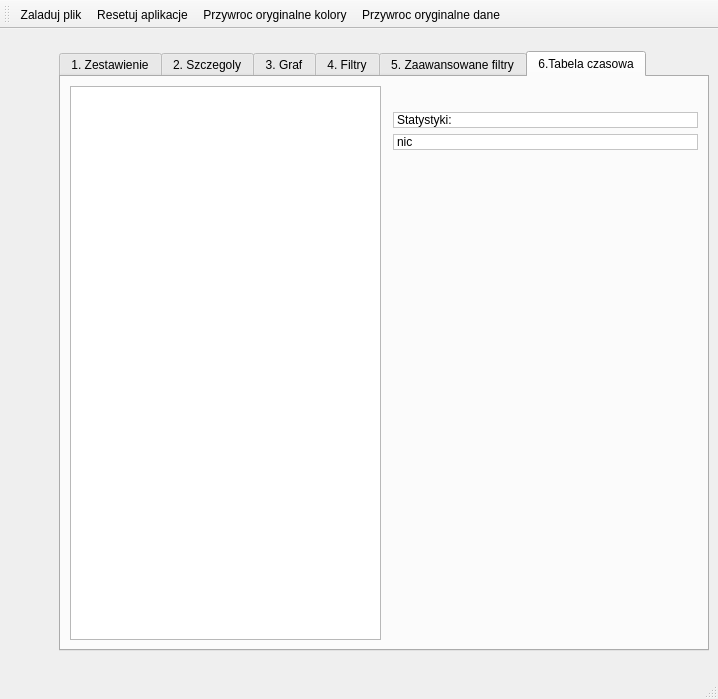
Qt form src/views/mainwindow.ui (mdziekon/eiti-aisdi-business-relations-analysis) before a commit.
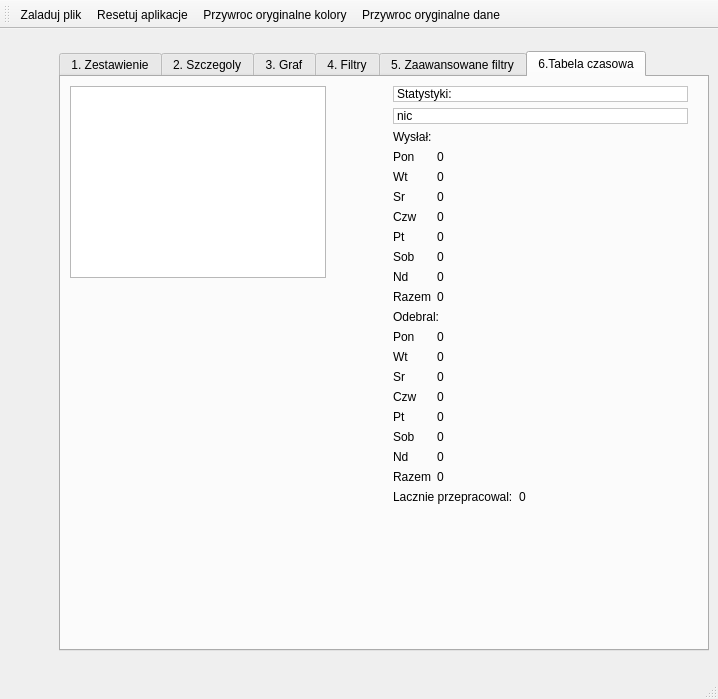
The same form after that commit. The open tabs and pages were chosen to show the change. Icons and pictures are not drawn.

Patch:
```diff
--- a/src/views/mainwindow.ui
+++ b/src/views/mainwindow.ui
@@ -690,64 +690,330 @@
      <attribute name="title">
       <string>6.Tabela czasowa</string>
      </attribute>
-     <layout class="QGridLayout" name="gridLayout_8">
-      <item row="0" column="0">
-       <widget class="QListWidget" name="listWidget_people"/>
-      </item>
-      <item row="0" column="1">
-       <layout class="QFormLayout" name="formLayout_personstatistic">
-        <property name="fieldGrowthPolicy">
-         <enum>QFormLayout::AllNonFixedFieldsGrow</enum>
-        </property>
-        <item row="0" column="0">
-         <spacer name="horizontalSpacer_3">
-          <property name="orientation">
-           <enum>Qt::Horizontal</enum>
-          </property>
-          <property name="sizeHint" stdset="0">
-           <size>
-            <width>0</width>
-            <height>20</height>
-           </size>
-          </property>
-         </spacer>
-        </item>
-        <item row="0" column="1">
-         <widget class="QLabel" name="label_emptylabel">
-          <property name="text">
-           <string/>
-          </property>
-         </widget>
-        </item>
-        <item row="2" column="1">
-         <widget class="QLabel" name="label_personfullname">
-          <property name="styleSheet">
-           <string notr="true">QLabel { background-color : white;}</string>
-          </property>
-          <property name="frameShape">
-           <enum>QFrame::StyledPanel</enum>
-          </property>
-          <property name="text">
-           <string>nic</string>
-          </property>
-         </widget>
-        </item>
-        <item row="1" column="1">
-         <widget class="QLabel" name="label_4">
-          <property name="styleSheet">
-           <string notr="true">QLabel { background-color : white;}</string>
-          </property>
-          <property name="frameShape">
-           <enum>QFrame::StyledPanel</enum>
-          </property>
-          <property name="text">
-           <string>Statystyki:</string>
-          </property>
-         </widget>
-        </item>
-       </layout>
-      </item>
-     </layout>
+     <widget class="QListWidget" name="listWidget_people">
+      <property name="geometry">
+       <rect>
+        <x>9</x>
+        <y>9</y>
+        <width>256</width>
+        <height>192</height>
+       </rect>
+      </property>
+     </widget>
+     <widget class="QWidget" name="">
+      <property name="geometry">
+       <rect>
+        <x>326</x>
+        <y>9</y>
+        <width>301</width>
+        <height>6889</height>
+       </rect>
+      </property>
+      <layout class="QFormLayout" name="formLayout_personstatistic">
+       <property name="fieldGrowthPolicy">
+        <enum>QFormLayout::AllNonFixedFieldsGrow</enum>
+       </property>
+       <item row="0" column="1">
+        <widget class="QLabel" name="label_4">
+         <property name="styleSheet">
+          <string notr="true">QLabel { background-color : white;}</string>
+         </property>
+         <property name="frameShape">
+          <enum>QFrame::StyledPanel</enum>
+         </property>
+         <property name="text">
+          <string>Statystyki:</string>
+         </property>
+        </widget>
+       </item>
+       <item row="1" column="1">
+        <widget class="QLabel" name="label_personfullname">
+         <property name="styleSheet">
+          <string notr="true">QLabel { background-color : white;}</string>
+         </property>
+         <property name="frameShape">
+          <enum>QFrame::StyledPanel</enum>
+         </property>
+         <property name="text">
+          <string>nic</string>
+         </property>
+        </widget>
+       </item>
+       <item row="2" column="1">
+        <widget class="QLabel" name="label_5">
+         <property name="text">
+          <string>Wysłał:</string>
+         </property>
+        </widget>
+       </item>
+       <item row="3" column="1">
+        <layout class="QFormLayout" name="formLayout_4">
+         <property name="topMargin">
+          <number>0</number>
+         </property>
+         <item row="0" column="0">
+          <widget class="QLabel" name="label_6">
+           <property name="text">
+            <string>Pon</string>
+           </property>
+          </widget>
+         </item>
+         <item row="0" column="1">
+          <widget class="QLabel" name="label_sendmon">
+           <property name="text">
+            <string>0</string>
+           </property>
+          </widget>
+         </item>
+         <item row="1" column="1">
+          <widget class="QLabel" name="label_sendtu">
+           <property name="text">
+            <string>0</string>
+           </property>
+          </widget>
+         </item>
+         <item row="1" column="0">
+          <widget class="QLabel" name="label_9">
+           <property name="text">
+            <string>Wt</string>
+           </property>
+          </widget>
+         </item>
+         <item row="2" column="0">
+          <widget class="QLabel" name="label_10">
+           <property name="text">
+            <string>Sr</string>
+           </property>
+          </widget>
+         </item>
+         <item row="2" column="1">
+          <widget class="QLabel" name="label_sendwe">
+           <property name="text">
+            <string>0</string>
+           </property>
+          </widget>
+         </item>
+         <item row="3" column="0">
+          <widget class="QLabel" name="label_12">
+           <property name="text">
+            <string>Czw</string>
+           </property>
+          </widget>
+         </item>
+         <item row="3" column="1">
+          <widget class="QLabel" name="label_sendthu">
+           <property name="text">
+            <string>0</string>
+           </property>
+          </widget>
+         </item>
+         <item row="5" column="0">
+          <widget class="QLabel" name="label_14">
+           <property name="text">
+            <string>Sob</string>
+           </property>
+          </widget>
+         </item>
+         <item row="5" column="1">
+          <widget class="QLabel" name="label_sendsat">
+           <property name="text">
+            <string>0</string>
+           </property>
+          </widget>
+         </item>
+         <item row="4" column="0">
+          <widget class="QLabel" name="label_16">
+           <property name="text">
+            <string>Pt</string>
+           </property>
+          </widget>
+         </item>
+         <item row="4" column="1">
+          <widget class="QLabel" name="label_sendfri">
+           <property name="text">
+            <string>0</string>
+           </property>
+          </widget>
+         </item>
+         <item row="6" column="0">
+          <widget class="QLabel" name="label_18">
+           <property name="text">
+            <string>Nd</string>
+           </property>
+          </widget>
+         </item>
+         <item row="6" column="1">
+          <widget class="QLabel" name="label_sendsan">
+           <property name="text">
+            <string>0</string>
+           </property>
+          </widget>
+         </item>
+         <item row="7" column="0">
+          <widget class="QLabel" name="label_8">
+           <property name="text">
+            <string>Razem</string>
+           </property>
+          </widget>
+         </item>
+         <item row="7" column="1">
+          <widget class="QLabel" name="label_sendall">
+           <property name="text">
+            <string>0</string>
+           </property>
+          </widget>
+         </item>
+        </layout>
+       </item>
+       <item row="4" column="1">
+        <widget class="QLabel" name="label_20">
+         <property name="text">
+          <string>Odebral:</string>
+         </property>
+        </widget>
+       </item>
+       <item row="5" column="1">
+        <layout class="QFormLayout" name="formLayout_5">
+         <property name="topMargin">
+          <number>0</number>
+         </property>
+         <item row="0" column="0">
+          <widget class="QLabel" name="label_7">
+           <property name="text">
+            <string>Pon</string>
+           </property>
+          </widget>
+         </item>
+         <item row="0" column="1">
+          <widget class="QLabel" name="label_recivemon">
+           <property name="text">
+            <string>0</string>
+           </property>
+          </widget>
+         </item>
+         <item row="1" column="0">
+          <widget class="QLabel" name="label_11">
+           <property name="text">
+            <string>Wt</string>
+           </property>
+          </widget>
+         </item>
+         <item row="1" column="1">
+          <widget class="QLabel" name="label_recivetu">
+           <property name="text">
+            <string>0</string>
+           </property>
+          </widget>
+         </item>
+         <item row="2" column="0">
+          <widget class="QLabel" name="label_15">
+           <property name="text">
+            <string>Sr</string>
+           </property>
+          </widget>
+         </item>
+         <item row="2" column="1">
+          <widget class="QLabel" name="label_recivewe">
+           <property name="text">
+            <string>0</string>
+           </property>
+          </widget>
+         </item>
+         <item row="3" column="0">
+          <widget class="QLabel" name="label_19">
+           <property name="text">
+            <string>Czw</string>
+           </property>
+          </widget>
+         </item>
+         <item row="3" column="1">
+          <widget class="QLabel" name="label_recivethu">
+           <property name="text">
+            <string>0</string>
+           </property>
+          </widget>
+         </item>
+         <item row="4" column="0">
+          <widget class="QLabel" name="label_22">
+           <property name="text">
+            <string>Pt</string>
+           </property>
+          </widget>
+         </item>
+         <item row="4" column="1">
+          <widget class="QLabel" name="label_recivefri">
+           <property name="text">
+            <string>0</string>
+           </property>
+          </widget>
+         </item>
+         <item row="5" column="0">
+          <widget class="QLabel" name="label_24">
+           <property name="text">
+            <string>Sob</string>
+           </property>
+          </widget>
+         </item>
+         <item row="5" column="1">
+          <widget class="QLabel" name="label_recivesat">
+           <property name="text">
+            <string>0</string>
+           </property>
+          </widget>
+         </item>
+         <item row="6" column="0">
+          <widget class="QLabel" name="label_26">
+           <property name="text">
+            <string>Nd</string>
+           </property>
+          </widget>
+         </item>
+         <item row="6" column="1">
+          <widget class="QLabel" name="label_recivesan">
+           <property name="text">
+            <string>0</string>
+           </property>
+          </widget>
+         </item>
+         <item row="7" column="1">
+          <widget class="QLabel" name="label_reciveall">
+           <property name="text">
+            <string>0</string>
+           </property>
+          </widget>
+         </item>
+         <item row="7" column="0">
+          <widget class="QLabel" name="label_21">
+           <property name="text">
+            <string>Razem</string>
+           </property>
+          </widget>
+         </item>
+        </layout>
+       </item>
+       <item row="6" column="1">
+        <layout class="QFormLayout" name="formLayout_6">
+         <property name="topMargin">
+          <number>0</number>
+         </property>
+         <item row="0" column="0">
+          <widget class="QLabel" name="label_13">
+           <property name="text">
+            <string>Lacznie przepracowal:</string>
+           </property>
+          </widget>
+         </item>
+         <item row="0" column="1">
+          <widget class="QLabel" name="label_averageworktime">
+           <property name="text">
+            <string>0</string>
+           </property>
+          </widget>
+         </item>
+        </layout>
+       </item>
+      </layout>
+     </widget>
     </widget>
    </widget>
   </widget>
```
Left out of the diff: 2 changed lines with no effect on the pictures.
